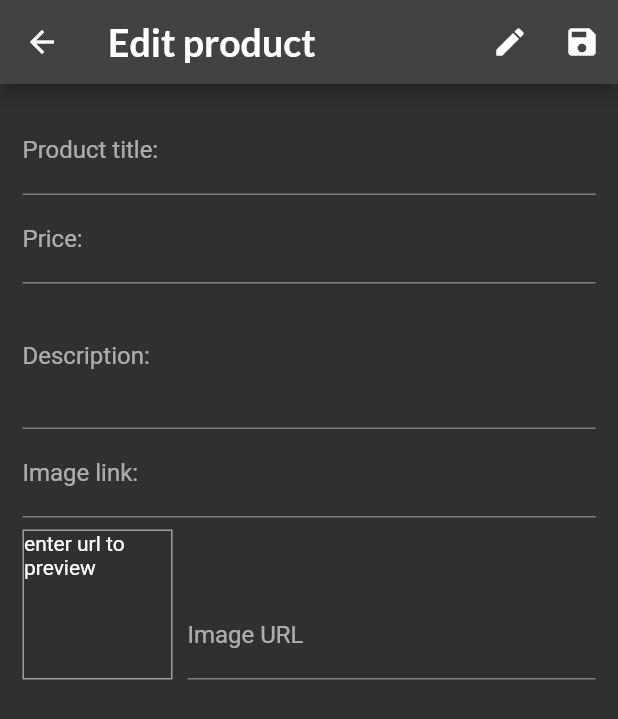
After one commit to omnrohr/flutterSimpleShop, a Flutter app: the AddingEditingProductView screen opened by its route, on a phone screen of 412 x 824 dp. The commit adds this screen. Shown: the top 719 px of the screen. Run offline on Flutter 3.47's test engine with Material 2 defaults, Android fonts, the phone set to English and light mode, and no system bars; network calls fail.

Commit message:
adding new item form and image preview

```diff
--- /dev/null
+++ b/lib/pages/adding_editing_product_view.dart
@@ -0,0 +1,130 @@
+import 'package:flutter/material.dart';
+
+import '../models/product.dart';
+
+class AddingEditingProductView extends StatefulWidget {
+  static const addingEditingProductURL = '/add-edit-product';
+  @override
+  State<AddingEditingProductView> createState() =>
+      _AddingEditingProductViewState();
+}
+
+class _AddingEditingProductViewState extends State<AddingEditingProductView> {
+  final _imageFocusNode = FocusNode();
+  final _imageUrlController = TextEditingController();
+
+  @override
+  void initState() {
+    _imageFocusNode.removeListener(_imagePreview);
+    _imageFocusNode.addListener(_imagePreview);
+    super.initState();
+  }
+
+  @override
+  void dispose() {
+    _imageUrlController.dispose();
+    _imageFocusNode.dispose();
+    super.dispose();
+  }
+
+  void _imagePreview() {
+    if (!_imageFocusNode.hasFocus) {
+      setState(() {});
+    }
+  }
+
+  @override
+  Widget build(BuildContext context) {
+    return Scaffold(
+      appBar: AppBar(
+        title: const Text('Edit product'),
+        actions: [
+          IconButton(
+            onPressed: () {},
+            icon: const Icon(Icons.edit),
+          ),
+          IconButton(
+            onPressed: () {},
+            icon: const Icon(Icons.save),
+          )
+        ],
+      ),
+      body: Padding(
+        padding: const EdgeInsets.all(15),
+        child: Form(
+          child: SingleChildScrollView(
+            child: Column(
+              children: [
+                TextFormField(
+                  decoration: const InputDecoration(
+                    label: Text('Product title:'),
+                  ),
+                  textInputAction: TextInputAction.next,
+                ),
+                TextFormField(
+                  decoration: const InputDecoration(
+                    label: Text('Price:'),
+                  ),
+                  keyboardType: TextInputType.number,
+                  textInputAction: TextInputAction.next,
+                  // focusNode: _priceFocusNode,
+                ),
+                TextFormField(
+                  maxLines: 3,
+                  decoration: const InputDecoration(
+                    label: Text('Description:'),
+                  ),
+                  keyboardType: TextInputType.multiline,
+                  // onFieldSubmitted: (_) {
+                  //   FocusScope.of(context).requestFocus(_descriptionFocusNode);
+                  // },
+                  // focusNode: _descriptionFocusNode,
+                ),
+                TextFormField(
+                  decoration: const InputDecoration(
+                    label: Text('Image link:'),
+                  ),
+                  textInputAction: TextInputAction.done,
+                  keyboardType: TextInputType.url,
+                ),
+                Row(
+                  children: [
+                    Container(
+                      width: 100,
+                      height: 100,
+                      margin: const EdgeInsets.only(top: 8, right: 10),
+                      decoration: BoxDecoration(
+                        border: Border.all(width: 1, color: Colors.grey),
+                      ),
+                      child: _imageUrlController.text.isEmpty
+                          ? const Text('enter url to preview')
+                          : FittedBox(
+                              child: Image.network(_imageUrlController.text),
+                              fit: BoxFit.contain,
+                            ),
+                    ),
+                    Expanded(
+                      child: TextFormField(
+                        decoration: const InputDecoration(
+                          label: Text('Image URL'),
+                        ),
+                        keyboardType: TextInputType.url,
+                        textInputAction: TextInputAction.done,
+                        controller: _imageUrlController,
+                        onEditingComplete: () {
+                          setState(() {});
+                        },
+                        focusNode: _imageFocusNode,
+                      ),
+                    ),
+                  ],
+                  crossAxisAlignment: CrossAxisAlignment.end,
+                )
+              ],
+            ),
+          ),
+        ),
+      ),
+    );
+  }
+}
--- /dev/null
+++ b/lib/widgets/user_products_widget.dart
@@ -0,0 +1,30 @@
+import 'package:flutter/material.dart';
+
+import '../models/product.dart';
+
+class UserProductWidget extends StatelessWidget {
+  final Product product;
+  UserProductWidget(this.product);
+  @override
+  Widget build(BuildContext context) {
+    return ListTile(
+      title: Text(product.title),
+      leading: CircleAvatar(
+        backgroundImage: NetworkImage(product.imageURL),
+      ),
+      trailing: Container(
+        width: 100,
+        child: Row(children: [
+          IconButton(
+            onPressed: () {},
+            icon: Icon(Icons.edit),
+          ),
+          IconButton(
+            onPressed: () {},
+            icon: Icon(Icons.delete),
+          )
+        ]),
+      ),
+    );
+  }
+}
```
Also changed, not shown: lib/main.dart (+7 -2 lines), lib/pages/user_products_view.dart (added, +40 -0 lines), lib/widgets/app_drawer.dart (+14 -1 lines).
